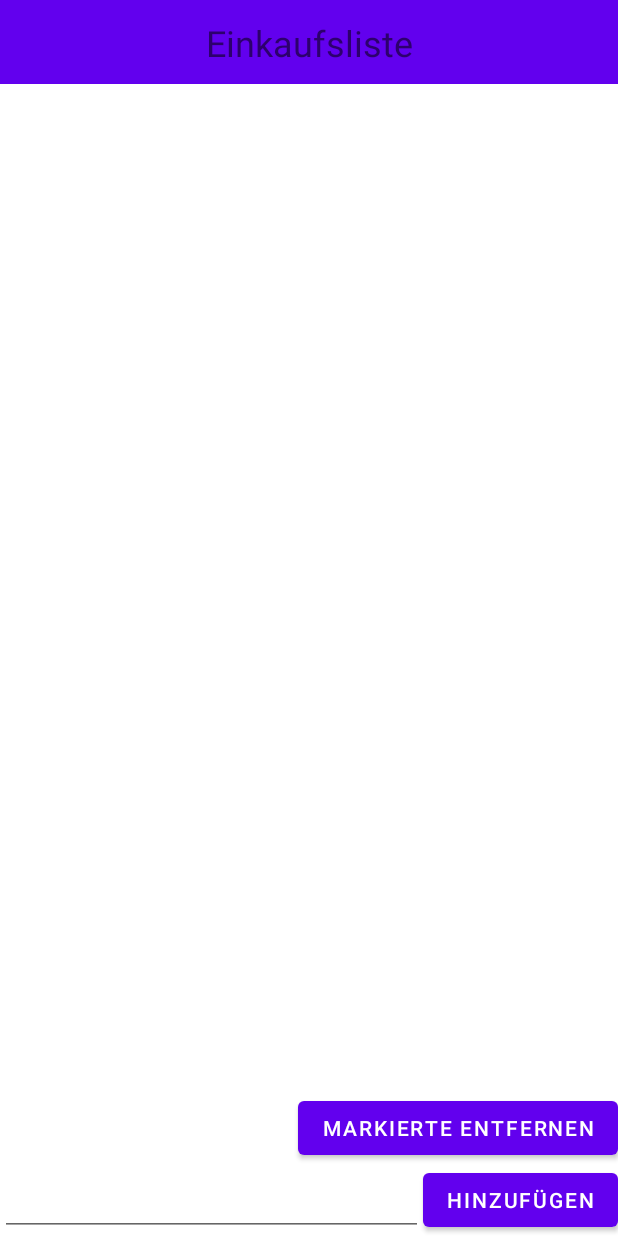
After one commit to Ludens2038/GroceryList, an Android app: the ActivityA screen opened directly, with no data from a screen before it, on a phone screen of 412 x 824 dp. The commit adds this screen. Run offline under Robolectric (Android 15) with nearby library versions, the phone set to English and light mode, and no system bars; 1 statement that could not run was skipped.

Commit message:
first attempt

```diff
--- /dev/null
+++ b/app/src/main/java/at/fhooe/sail/ourproject/activitys/ActivityA.kt
@@ -0,0 +1,34 @@
+package at.fhooe.sail.ourproject.activitys
+
+import android.os.Bundle
+import androidx.appcompat.app.AppCompatActivity
+import androidx.recyclerview.widget.LinearLayoutManager
+import at.fhooe.sail.ourproject.ProductAdapter
+import at.fhooe.sail.ourproject.databinding.ActivityMainABinding
+
+class ActivityA : AppCompatActivity() {
+
+    private lateinit var binding: ActivityMainABinding
+    private val adapter = ProductAdapter(mutableListOf())
+
+    override fun onCreate(savedInstanceState: Bundle?) {
+        super.onCreate(savedInstanceState)
+        binding = ActivityMainABinding.inflate(layoutInflater)
+        setContentView(binding.root)
+
+        binding.recyclerView.layoutManager = LinearLayoutManager(this)
+        binding.recyclerView.adapter = adapter
+
+        binding.buttonAdd.setOnClickListener {
+            val product = binding.editText.text.toString()
+            if (product.isNotEmpty()) {
+                adapter.addProduct(product)
+                binding.editText.text.clear()
+            }
+        }
+
+        binding.buttonRemoveChecked.setOnClickListener {
+            adapter.removeCheckedProducts()
+        }
+    }
+}
--- a/app/src/main/res/layout/activity_main.xml
+++ b/app/src/main/res/layout/activity_main.xml
@@ -8,7 +8,7 @@
     tools:context=".MainActivity">
 
     <androidx.appcompat.widget.Toolbar
-        android:id="@+id/toolbar"
+        android:id="@+id/activity_main_a_toolbar"
         android:layout_width="0dp"
         android:layout_height="wrap_content"
         android:background="?attr/colorPrimary"
--- /dev/null
+++ b/app/src/main/res/layout/activity_main_a.xml
@@ -0,0 +1,63 @@
+<?xml version="1.0" encoding="utf-8"?>
+<androidx.constraintlayout.widget.ConstraintLayout xmlns:android="http://schemas.android.com/apk/res/android"
+    xmlns:app="http://schemas.android.com/apk/res-auto"
+    xmlns:tools="http://schemas.android.com/tools"
+    android:layout_width="match_parent"
+    android:layout_height="match_parent">
+
+    <androidx.appcompat.widget.Toolbar
+        android:id="@+id/activity_main_a_toolbar"
+        android:layout_width="0dp"
+        android:layout_height="wrap_content"
+        android:background="?attr/colorPrimary"
+        android:minHeight="?attr/actionBarSize"
+        android:theme="?attr/actionBarTheme"
+        app:layout_constraintEnd_toEndOf="parent"
+        app:layout_constraintStart_toStartOf="parent"
+        app:layout_constraintTop_toTopOf="parent" />
+
+    <TextView
+        android:id="@+id/textView"
+        android:layout_width="wrap_content"
+        android:layout_height="wrap_content"
+        android:text="Einkaufsliste"
+        android:textSize="24sp"
+        app:layout_constraintBottom_toBottomOf="@+id/activity_main_a_toolbar"
+        app:layout_constraintEnd_toEndOf="@+id/activity_main_a_toolbar"
+        app:layout_constraintStart_toStartOf="@+id/activity_main_a_toolbar"
+        app:layout_constraintTop_toTopOf="@+id/activity_main_a_toolbar" />
+
+    <androidx.recyclerview.widget.RecyclerView
+        android:id="@+id/recyclerView"
+        android:layout_width="0dp"
+        android:layout_height="0dp"
+        app:layout_constraintTop_toBottomOf="@+id/activity_main_a_toolbar"
+        app:layout_constraintBottom_toTopOf="@+id/buttonAdd"
+        app:layout_constraintStart_toStartOf="parent"
+        app:layout_constraintEnd_toEndOf="parent" />
+
+    <EditText
+        android:id="@+id/editText"
+        android:layout_width="0dp"
+        android:layout_height="wrap_content"
+        app:layout_constraintStart_toStartOf="parent"
+        app:layout_constraintEnd_toStartOf="@+id/buttonAdd"
+        app:layout_constraintBottom_toBottomOf="parent" />
+
+    <Button
+        android:id="@+id/buttonAdd"
+        android:layout_width="wrap_content"
+        android:layout_height="wrap_content"
+        android:text="Hinzufügen"
+        app:layout_constraintEnd_toEndOf="parent"
+        app:layout_constraintBottom_toBottomOf="parent" />
+
+    <Button
+        android:id="@+id/buttonRemoveChecked"
+        android:layout_width="wrap_content"
+        android:layout_height="wrap_content"
+        android:text="Markierte entfernen"
+        app:layout_constraintEnd_toEndOf="parent"
+        app:layout_constraintBottom_toTopOf="@+id/buttonAdd" />
+
+</androidx.constraintlayout.widget.ConstraintLayout>
```
Also changed, not shown: app/src/main/res/layout/list_item.xml (added, +18 -0 lines), 2 other files.
